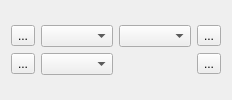
Before: the Qt Designer form Qt/lib2/serial5/sendbox5/src/ui/sendbox5.ui in RinatB2017/mega_GIT, drawn with Qt 5.
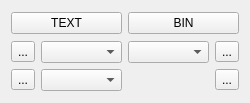
After: the same form once the commit is applied.

What changed in the file:
```diff
--- a/Qt/lib2/serial5/sendbox5/src/ui/sendbox5.ui
+++ b/Qt/lib2/serial5/sendbox5/src/ui/sendbox5.ui
@@ -2,10 +2,36 @@
 <ui version="4.0">
  <class>SendBox5</class>
  <widget class="QFrame" name="SendBox5">
+  <property name="geometry">
+   <rect>
+    <x>0</x>
+    <y>0</y>
+    <width>250</width>
+    <height>103</height>
+   </rect>
+  </property>
   <property name="windowTitle">
    <string>Form</string>
   </property>
   <layout class="QVBoxLayout" name="verticalLayout">
+   <item>
+    <layout class="QHBoxLayout" name="horizontalLayout">
+     <item>
+      <widget class="QPushButton" name="btn_text_commands">
+       <property name="text">
+        <string>TEXT</string>
+       </property>
+      </widget>
+     </item>
+     <item>
+      <widget class="QPushButton" name="btn_bin_commands">
+       <property name="text">
+        <string>BIN</string>
+       </property>
+      </widget>
+     </item>
+    </layout>
+   </item>
    <item>
     <layout class="QGridLayout" name="gridLayout">
      <item row="1" column="1">
```
Left out of the diff: 2 changed lines with no effect on the pictures.
